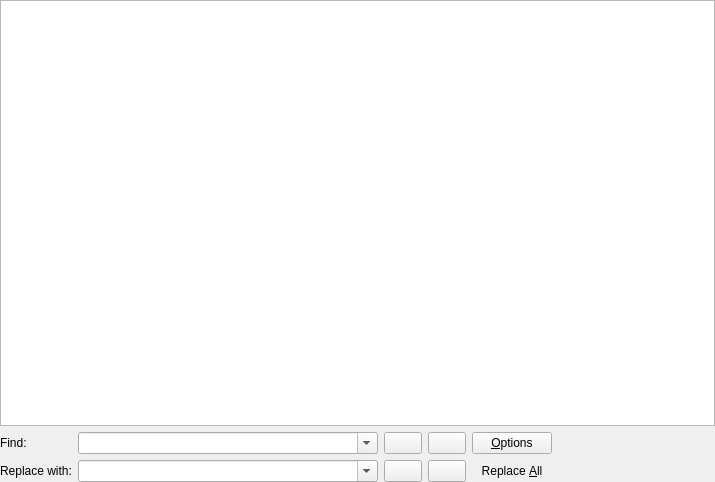
Before: the Qt Designer form src/prymatex/gui/editor/ui_files/editorwidget.ui in prymatex/prymatex, drawn with Qt 5.
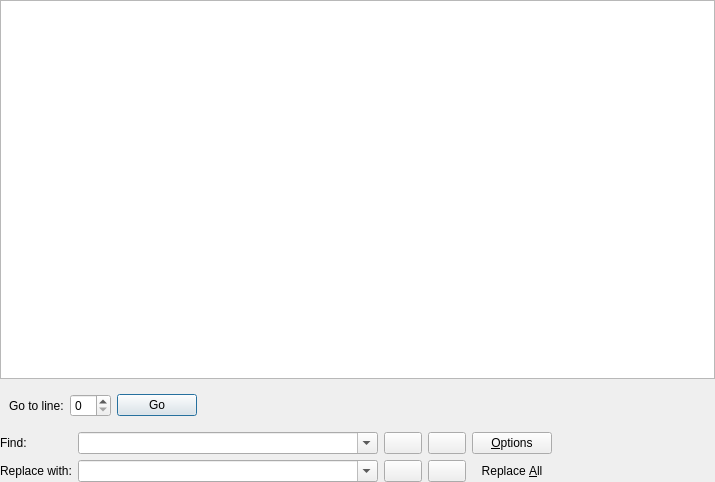
After: the same form once the commit is applied. Icons and pictures are not drawn. Custom widgets are drawn as their Qt base class.

Commit message: Go to line GUI wip

Patch:
```diff
--- a/src/prymatex/gui/editor/ui_files/editorwidget.ui
+++ b/src/prymatex/gui/editor/ui_files/editorwidget.ui
@@ -20,6 +20,66 @@
    <item>
     <widget class="PMXCodeEdit" name="codeEdit"/>
    </item>
+   <item>
+    <widget class="QWidget" name="gotolineWidget" native="true">
+     <layout class="QHBoxLayout" name="horizontalLayout">
+      <item>
+       <widget class="QLabel" name="label">
+        <property name="text">
+         <string>Go to line:</string>
+        </property>
+       </widget>
+      </item>
+      <item>
+       <widget class="QSpinBox" name="spinLineNumbers"/>
+      </item>
+      <item>
+       <widget class="QPushButton" name="pushGoToLine">
+        <property name="text">
+         <string>Go</string>
+        </property>
+        <property name="icon">
+         <iconset resource="../../../res.qrc">
+          <normaloff>:/actions/resources/actions/go-next-view.png</normaloff>:/actions/resources/actions/go-next-view.png</iconset>
+        </property>
+        <property name="autoDefault">
+         <bool>true</bool>
+        </property>
+        <property name="default">
+         <bool>true</bool>
+        </property>
+       </widget>
+      </item>
+      <item>
+       <spacer name="horizontalSpacer_2">
+        <property name="orientation">
+         <enum>Qt::Horizontal</enum>
+        </property>
+        <property name="sizeHint" stdset="0">
+         <size>
+          <width>154</width>
+          <height>20</height>
+         </size>
+        </property>
+       </spacer>
+      </item>
+      <item>
+       <widget class="QPushButton" name="pushCloseFindreplace_2">
+        <property name="text">
+         <string/>
+        </property>
+        <property name="icon">
+         <iconset resource="../../../res.qrc">
+          <normaloff>:/actions/resources/actions/process-stop.png</normaloff>:/actions/resources/actions/process-stop.png</iconset>
+        </property>
+        <property name="flat">
+         <bool>true</bool>
+        </property>
+       </widget>
+      </item>
+     </layout>
+    </widget>
+   </item>
    <item>
     <widget class="QWidget" name="findreplaceWidget" native="true">
      <layout class="QGridLayout" name="gridLayout">
```
Left out of the diff: 19 changed lines with no effect on the pictures. The commit also changes 2 other files.
